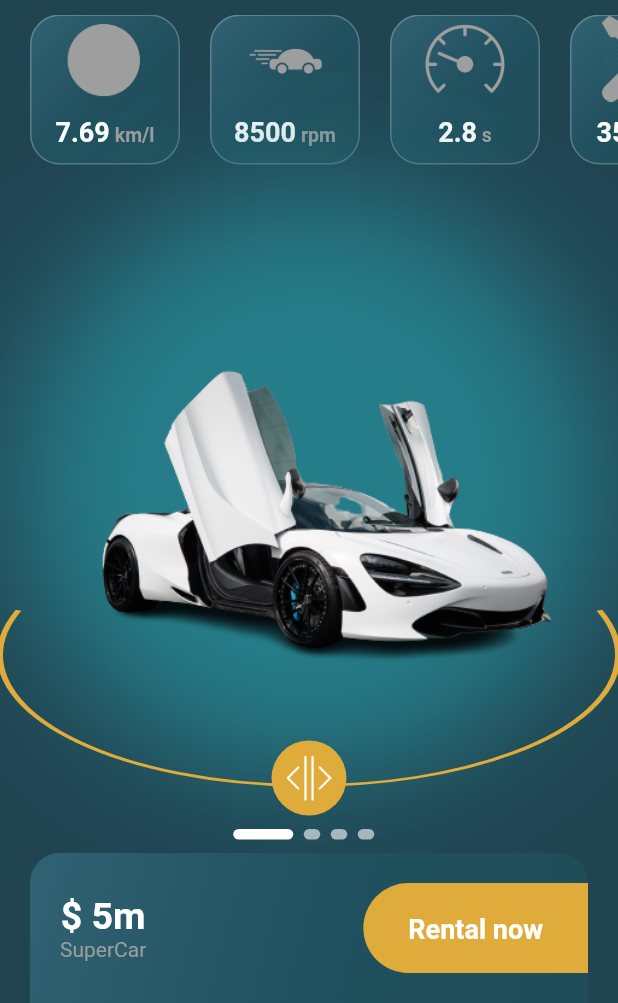
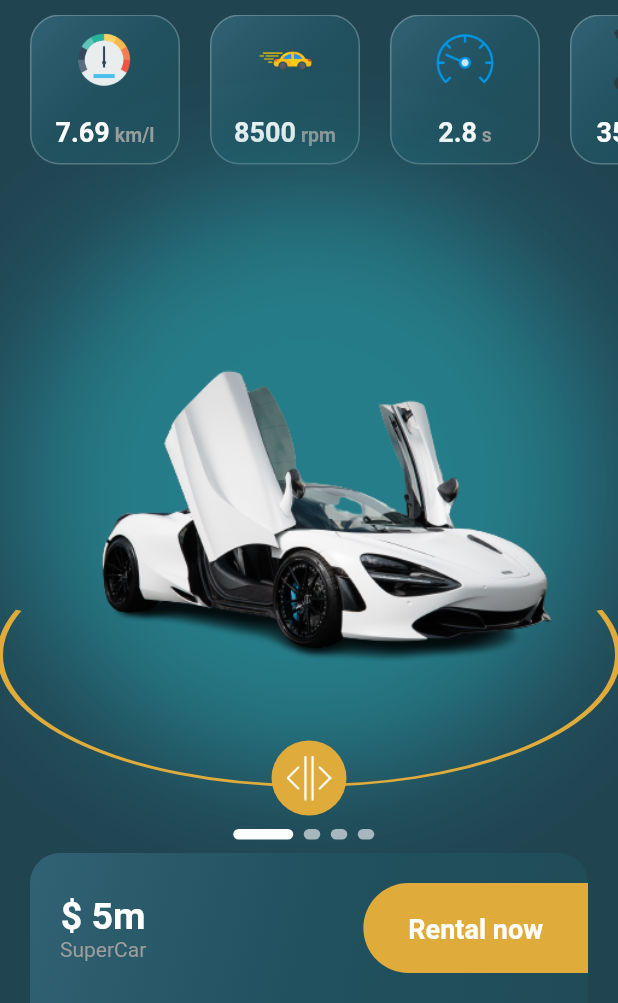
Before and after one commit to jbjason/complex_ui, a Flutter app: the CarDetailsScreen screen opened directly with sample values from the repository, on a phone screen of 412 x 824 dp, the part 233-1236 px from its top. Run offline on Flutter 3.47's test engine with Material 2 defaults, Android fonts, the phone set to English and light mode, and no system bars.

Commit message:
Update card_specification.dart

```diff
--- a/lib/screens/car_ui/car_details/card_specification.dart
+++ b/lib/screens/car_ui/car_details/card_specification.dart
@@ -38,10 +38,13 @@ class CarDSpecification extends StatelessWidget {
         child: Column(
           children: [
             Expanded(
-              child: Image.asset(
-                spec.img,
-                fit: BoxFit.contain,
-                color: hInActiveColor,
+              child: Padding(
+                padding: const EdgeInsets.all(8.0),
+                child: Image.asset(
+                  spec.img,
+                  fit: BoxFit.cover,
+                  // color: Colors.grey[400],
+                ),
               ),
             ),
             Padding(
```
